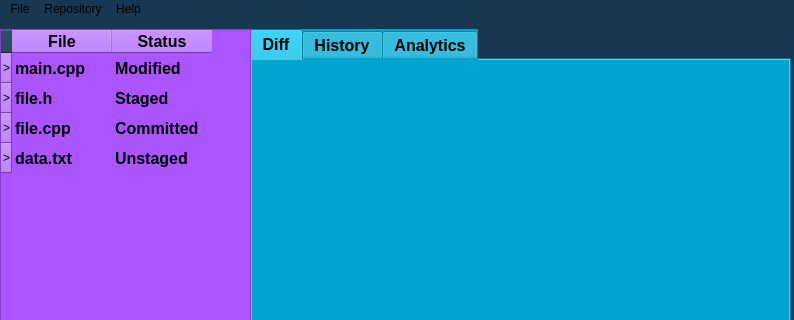
Above: gui/MainWindow.ui from Sam-Horner-42/CPPMiniVersionControl before the change; both pictures show x 0 to 794 and y 0 to 320 of the 794 by 597 pixel window. Below: the same form after it.
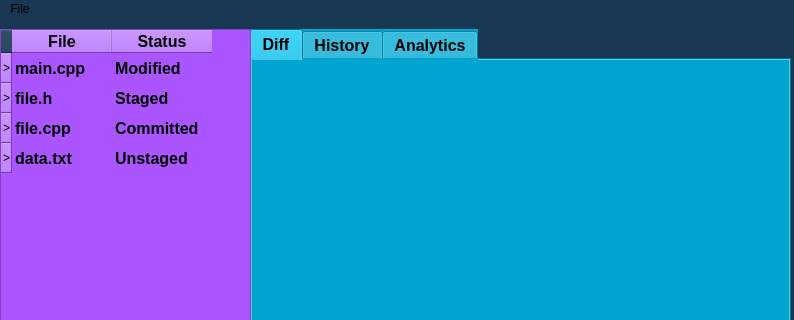
That is the form after the change. Icons and pictures are not drawn.

Commit message: Updated documentation, input validation and dropdown menu

```diff
--- a/gui/MainWindow.ui
+++ b/gui/MainWindow.ui
@@ -520,24 +520,7 @@
     <addaction name="separator"/>
     <addaction name="actionExit_2"/>
    </widget>
-   <widget class="QMenu" name="menuRepository">
-    <property name="title">
-     <string>Repository</string>
-    </property>
-    <addaction name="separator"/>
-    <addaction name="actionStage_Files"/>
-    <addaction name="actionCommit_Staged"/>
-    <addaction name="actionCompare_Files"/>
-    <addaction name="actionRestore_to_Prior_Commit"/>
-   </widget>
-   <widget class="QMenu" name="menuHelp">
-    <property name="title">
-     <string>Help</string>
-    </property>
-   </widget>
    <addaction name="actionSettings_2"/>
-   <addaction name="menuRepository"/>
-   <addaction name="menuHelp"/>
   </widget>
   <widget class="QStatusBar" name="statusbar"/>
   <action name="actionSettings">
```
Left out of the diff: 3 changed lines with no effect on the pictures. The commit also changes 15 other files.
